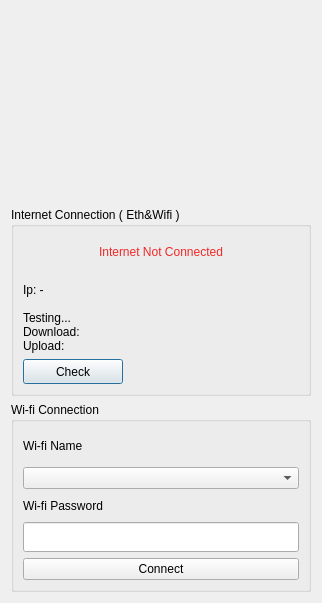
The window that ui/networkTest.ui (ugur-ombori/kioskTest) describes before a commit, drawn with Qt 5.
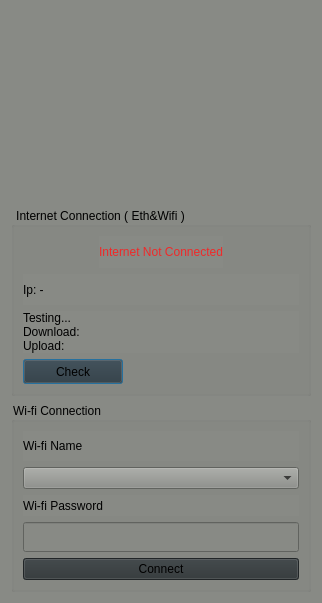
The same window after the commit. Icons and pictures are not drawn.

```diff
--- a/ui/networkTest.ui
+++ b/ui/networkTest.ui
@@ -13,6 +13,9 @@
   <property name="windowTitle">
    <string>Dialog</string>
   </property>
+  <property name="styleSheet">
+   <string notr="true">background-color: rgb(136, 138, 133);</string>
+  </property>
   <layout class="QGridLayout" name="gridLayout_2">
    <item row="0" column="0">
     <layout class="QVBoxLayout" name="verticalLayout_7">
@@ -126,6 +129,9 @@
             <height>25</height>
            </size>
           </property>
+          <property name="styleSheet">
+           <string notr="true">background-color: rgb(46, 52, 54);</string>
+          </property>
           <property name="text">
            <string>Check</string>
           </property>
@@ -185,6 +191,9 @@
             </item>
             <item>
              <widget class="QPushButton" name="wifiConnect_button">
+              <property name="styleSheet">
+               <string notr="true">background-color: rgb(46, 52, 54);</string>
+              </property>
               <property name="text">
                <string>Connect</string>
               </property>
```
